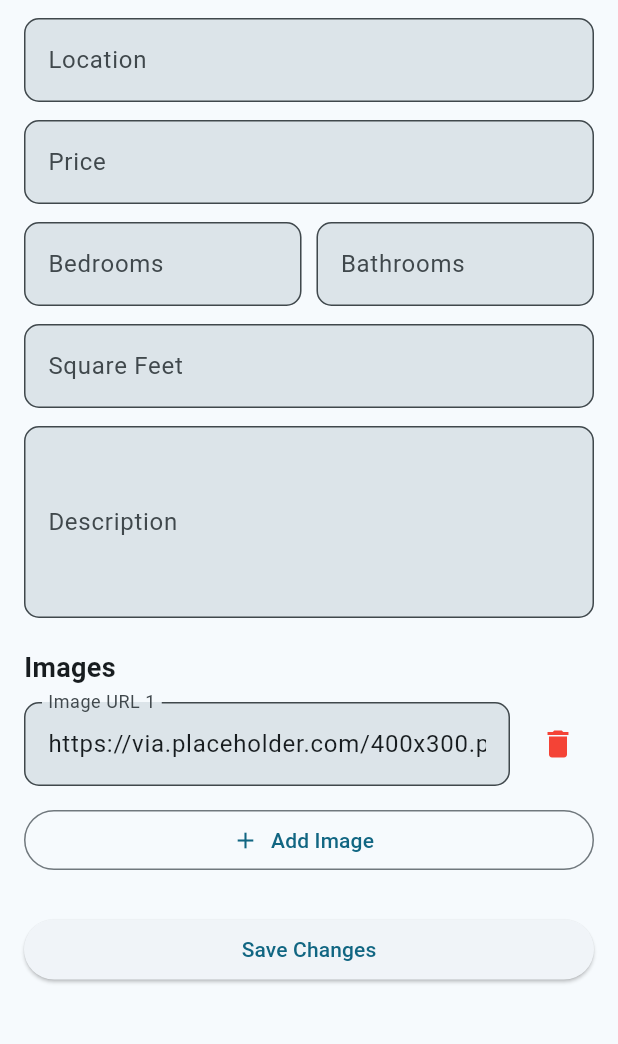
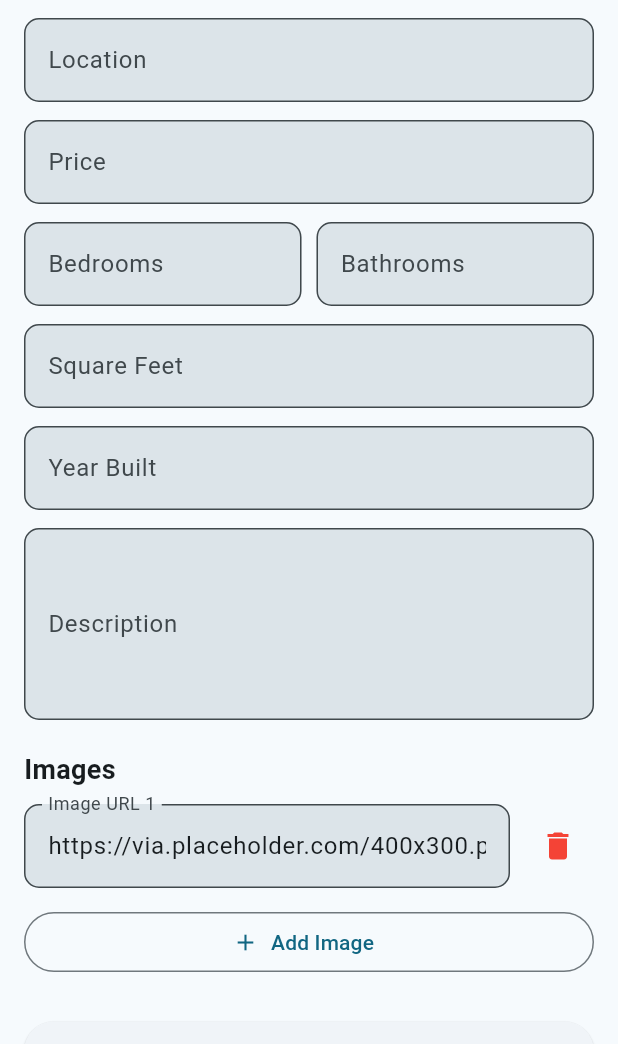
Before and after one commit to kvo110/property_pulse, a Flutter app: the DetailsScreen screen opened directly with empty values, after a tap on the "edit" icon, on a phone screen of 412 x 824 dp, the part 192-1236 px from its top. Run offline on Flutter 3.47's test engine with Material 3 defaults, Android fonts, the phone set to English and light mode, and no system bars; our stand-ins replace cloud_firestore, firebase_auth, firebase_core, table_calendar; accounts and stored records are empty; network calls fail.

Commit message:
Added year built description on detail page

```diff
--- a/lib/providers/property_provider.dart
+++ b/lib/providers/property_provider.dart
@@ -65,6 +65,7 @@ class PropertyProvider with ChangeNotifier {
           "bedrooms": data["bedrooms"] ?? 0,
           "bathrooms": data["bathrooms"] ?? 0,
           "sqft": data["sqft"] ?? 0,
+          "yearBuilt": data["yearBuilt"],
           "description": data["description"] ?? "",
           "images": images,
           "ownerId": data["ownerId"] ?? "",
--- a/lib/screens/details_screen.dart
+++ b/lib/screens/details_screen.dart
@@ -1,6 +1,7 @@
 // screens/details_screen.dart
 // Supports multiple images, favorites, edit/delete, Message Seller,
-// sqft, description, Schedule Tour, and Property Comparison.
+// sqft, description, Schedule Tour, AND Property Comparison,
+// now with YEAR BUILT included.
 
 import 'package:flutter/material.dart';
 import 'package:provider/provider.dart';
@@ -201,6 +202,10 @@ class _DetailsScreenState extends State<DetailsScreen> {
         ? widget.property["sqft"]
         : int.tryParse(widget.property["sqft"]?.toString() ?? "0") ?? 0;
 
+    final int yearBuilt = (widget.property["yearBuilt"] is int)
+        ? widget.property["yearBuilt"]
+        : int.tryParse(widget.property["yearBuilt"]?.toString() ?? "0") ?? 0;
+
     final String description =
         (widget.property["description"]?.toString() ?? "").trim();
 
@@ -239,7 +244,6 @@ class _DetailsScreenState extends State<DetailsScreen> {
       body: SingleChildScrollView(
         child: Column(
           children: [
-            // IMAGES
             SizedBox(
               height: 260,
               child: PageView.builder(
@@ -256,7 +260,6 @@ class _DetailsScreenState extends State<DetailsScreen> {
               ),
             ),
 
-            // PROPERTY INFO
             Padding(
               padding: const EdgeInsets.all(16),
               child: Column(
@@ -291,12 +294,27 @@ class _DetailsScreenState extends State<DetailsScreen> {
 
                   const SizedBox(height: 16),
 
+                  if (sqft > 0 || yearBuilt > 0)
+                    Column(
+                      crossAxisAlignment: CrossAxisAlignment.start,
+                      children: [
                         if (sqft > 0)
                           Row(
                             children: [
                               const Icon(Icons.square_foot, size: 20),
                               const SizedBox(width: 6),
                               Text("$sqft sqft"),
+                            ],
+                          ),
+                        const SizedBox(height: 8),
+                        if (yearBuilt > 0)
+                          Row(
+                            children: [
+                              const Icon(Icons.calendar_month, size: 20),
+                              const SizedBox(width: 6),
+                              Text("Year Built: $yearBuilt"),
+                            ],
+                          ),
                       ],
                     ),
 
@@ -323,9 +341,9 @@ class _DetailsScreenState extends State<DetailsScreen> {
                   const SizedBox(height: 25),
 
                   if (description.isNotEmpty) ...[
-                    Text(
+                    const Text(
                       "Description",
-                      style: const TextStyle(
+                      style: TextStyle(
                         fontSize: 18,
                         fontWeight: FontWeight.bold,
                       ),
@@ -335,37 +353,13 @@ class _DetailsScreenState extends State<DetailsScreen> {
                     const SizedBox(height: 25),
                   ],
 
-                  // ACTION BUTTONS
                   if (!isOwner)
-                    Column(
-                      children: [
-                        SizedBox(
-                          width: double.infinity,
-                          child: ElevatedButton.icon(
-                            icon: const Icon(Icons.chat),
-                            label: const Text("Message Seller"),
-                            onPressed: _startChat,
-                          ),
-                        ),
-                        const SizedBox(height: 10),
-                        SizedBox(
-                          width: double.infinity,
-                          child: OutlinedButton.icon(
-                            icon: const Icon(Icons.event_available_outlined),
-                            label: const Text("Schedule Tour"),
-                            onPressed: _openScheduleTour,
-                          ),
-                        ),
-                        const SizedBox(height: 15),
-
-                        // NEW — Comparison Buttons
                     Consumer<ComparisonManager>(
                       builder: (context, compare, _) {
-                            final bool selected = compare.isSelected(
+                        final selected = compare.isSelected(
                           widget.property["id"],
                         );
-                            final bool canCompare =
-                                compare.selected.length >= 2;
+                        final canCompare = compare.selected.length >= 2;
 
                         return Column(
                           children: [
@@ -385,9 +379,7 @@ class _DetailsScreenState extends State<DetailsScreen> {
                                 onPressed: () {
                                   compare.toggleProperty(widget.property);
 
-                                      ScaffoldMessenger.of(
-                                        context,
-                                      ).showSnackBar(
+                                  ScaffoldMessenger.of(context).showSnackBar(
                                     SnackBar(
                                       content: Text(
                                         selected
@@ -424,7 +416,29 @@ class _DetailsScreenState extends State<DetailsScreen> {
                         );
                       },
                     ),
-                      ],
+
+                  if (!isOwner) const SizedBox(height: 12),
+
+                  if (!isOwner)
+                    SizedBox(
+                      width: double.infinity,
+                      child: ElevatedButton.icon(
+                        icon: const Icon(Icons.chat),
+                        label: const Text("Message Seller"),
+                        onPressed: _startChat,
+                      ),
+                    ),
+
+                  if (!isOwner) const SizedBox(height: 10),
+
+                  if (!isOwner)
+                    SizedBox(
+                      width: double.infinity,
+                      child: OutlinedButton.icon(
+                        icon: const Icon(Icons.event_available_outlined),
+                        label: const Text("Schedule Tour"),
+                        onPressed: _openScheduleTour,
+                      ),
                     ),
                 ],
               ),
--- a/lib/screens/edit_property_screen.dart
+++ b/lib/screens/edit_property_screen.dart
@@ -1,5 +1,5 @@
 // screens/edit_property_screen.dart
-// Lets owners edit an existing listing, including images, sqft, and description.
+// Lets owners edit an existing listing, including images, sqft, year built, and description.
 
 import 'package:flutter/material.dart';
 import 'package:provider/provider.dart';
@@ -21,22 +21,19 @@ class _EditPropertyScreenState extends State<EditPropertyScreen> {
   late TextEditingController bedsController;
   late TextEditingController bathsController;
   late TextEditingController sqftController;
+  late TextEditingController yearController;
   late TextEditingController descriptionController;
 
-  // List of image controllers for multi-image editing
   List<TextEditingController> imageControllers = [];
-
   bool isLoading = false;
 
   @override
   void initState() {
     super.initState();
 
-    titleController = TextEditingController(
-      text: widget.property["title"] ?? "",
-    );
+    titleController = TextEditingController(text: widget.property["title"]);
     locationController = TextEditingController(
-      text: widget.property["location"] ?? "",
+      text: widget.property["location"],
     );
     valueController = TextEditingController(
       text: widget.property["value"].toString(),
@@ -50,11 +47,13 @@ class _EditPropertyScreenState extends State<EditPropertyScreen> {
     sqftController = TextEditingController(
       text: widget.property["sqft"]?.toString() ?? "",
     );
+    yearController = TextEditingController(
+      text: widget.property["yearBuilt"]?.toString() ?? "",
+    );
     descriptionController = TextEditingController(
-      text: widget.property["description"]?.toString() ?? "",
+      text: widget.property["description"] ?? "",
     );
 
-    // Convert Firestore list → text controllers so each URL is editable
     List<String> images = [];
     if (widget.property["images"] is List) {
       images = List<String>.from(widget.property["images"]);
@@ -79,12 +78,11 @@ class _EditPropertyScreenState extends State<EditPropertyScreen> {
     bedsController.dispose();
     bathsController.dispose();
     sqftController.dispose();
+    yearController.dispose();
     descriptionController.dispose();
-
     for (var c in imageControllers) {
       c.dispose();
     }
-
     super.dispose();
   }
 
@@ -95,14 +93,14 @@ class _EditPropertyScreenState extends State<EditPropertyScreen> {
         bedsController.text.trim().isEmpty ||
         bathsController.text.trim().isEmpty ||
         sqftController.text.trim().isEmpty ||
+        yearController.text.trim().isEmpty ||
         descriptionController.text.trim().isEmpty) {
       ScaffoldMessenger.of(context).showSnackBar(
-        const SnackBar(content: Text("Please fill out all required fields")),
+        const SnackBar(content: Text("Please fill out all fields")),
       );
       return;
     }
 
-    // Turn controller list → pure strings
     final images = imageControllers
         .map(
           (c) => c.text.trim().isEmpty
@@ -124,8 +122,9 @@ class _EditPropertyScreenState extends State<EditPropertyScreen> {
         "bedrooms": int.tryParse(bedsController.text.trim()) ?? 0,
         "bathrooms": int.tryParse(bathsController.text.trim()) ?? 0,
         "sqft": int.tryParse(sqftController.text.trim()) ?? 0,
+        "yearBuilt": int.tryParse(yearController.text.trim()) ?? 0,
         "description": descriptionController.text.trim(),
-        "images": images, // save updated images list
+        "images": images,
       });
 
       if (!mounted) return;
@@ -136,10 +135,9 @@ class _EditPropertyScreenState extends State<EditPropertyScreen> {
 
       Navigator.pop(context, true);
     } catch (e) {
-      if (!mounted) return;
       ScaffoldMessenger.of(
         context,
-      ).showSnackBar(SnackBar(content: Text("Error updating listing: $e")));
+      ).showSnackBar(SnackBar(content: Text("Error: $e")));
     }
 
     setState(() => isLoading = false);
@@ -203,7 +201,6 @@ class _EditPropertyScreenState extends State<EditPropertyScreen> {
 
     return Scaffold(
       appBar: AppBar(title: const Text("Edit Listing")),
-
       body: SingleChildScrollView(
         padding: const EdgeInsets.all(16),
         child: Column(
@@ -242,6 +239,14 @@ class _EditPropertyScreenState extends State<EditPropertyScreen> {
             _inputField(
               "Square Feet",
               sqftController,
+              type: TextInputType.number,
+            ),
+
+            const SizedBox(height: 12),
+
+            _inputField(
+              "Year Built",
+              yearController,
               type: TextInputType.number,
             ),
 
```
Also changed, not shown: lib/screens/add_property_screen.dart (+20 -18 lines), lib/screens/home_screen.dart (+42 -10 lines), 1 other file. Lines whose indentation alone changed are shown as unchanged.
